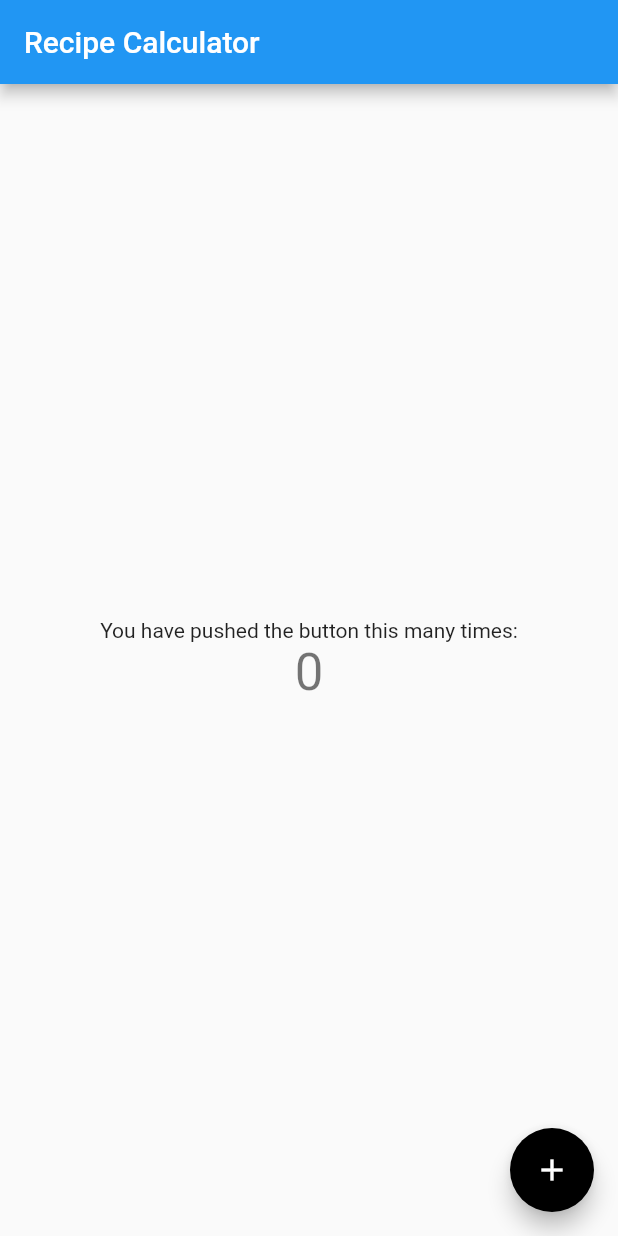
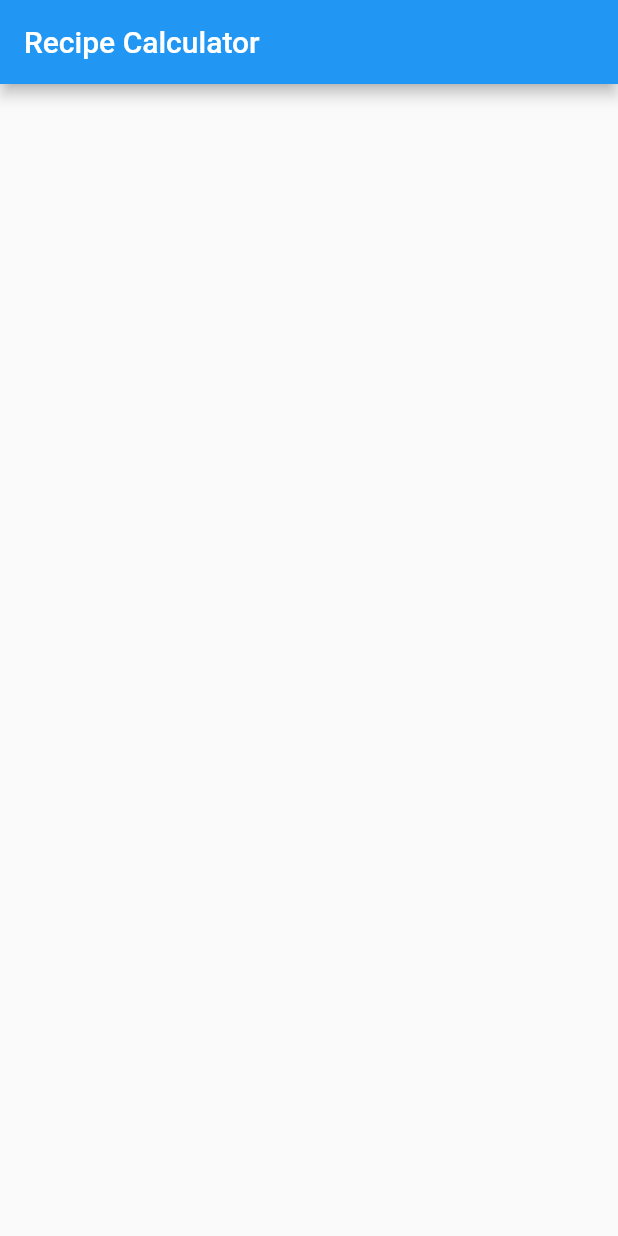
Before and after one commit to kelton-glitch/recipe, a Flutter app: the screen it shows after launch, on a phone screen of 412 x 824 dp. Run offline on Flutter 3.47's test engine with Material 2 defaults, Android fonts, the phone set to English and light mode, and no system bars.

Commit message:
Update main.dart

```diff
--- a/lib/main.dart
+++ b/lib/main.dart
@@ -32,68 +32,20 @@
 }
 
 class _MyHomePageState extends State<MyHomePage> {
-  int _counter = 0;
+@override
+  Widget build(BuildContext context) {
 
-  void _incrementCounter() {
-    setState(() {
-      // This call to setState tells the Flutter framework that something has
-      // changed in this State, which causes it to rerun the build method below
-      // so that the display can reflect the updated values. If we changed
-      // _counter without calling setState(), then the build method would not be
-      // called again, and so nothing would appear to happen.
-      _counter++;
-    });
-  }
-
-  @override
-  Widget build(BuildContext context) {
-    // This method is rerun every time setState is called, for instance as done
-    // by the _incrementCounter method above.
-    //
-    // The Flutter framework has been optimized to make rerunning build methods
-    // fast, so that you can just rebuild anything that needs updating rather
-    // than having to individually change instances of widgets.
     return Scaffold(
       appBar: AppBar(
-        // Here we take the value from the MyHomePage object that was created by
-        // the App.build method, and use it to set our appbar title.
+
         title: Text(widget.title),
       ),
-      body: Center(
-        // Center is a layout widget. It takes a single child and positions it
-        // in the middle of the parent.
-        child: Column(
-          // Column is also a layout widget. It takes a list of children and
-          // arranges them vertically. By default, it sizes itself to fit its
-          // children horizontally, and tries to be as tall as its parent.
-          //
-          // Invoke "debug painting" (press "p" in the console, choose the
-          // "Toggle Debug Paint" action from the Flutter Inspector in Android
-          // Studio, or the "Toggle Debug Paint" command in Visual Studio Code)
-          // to see the wireframe for each widget.
-          //
-          // Column has various properties to control how it sizes itself and
-          // how it positions its children. Here we use mainAxisAlignment to
-          // center the children vertically; the main axis here is the vertical
-          // axis because Columns are vertical (the cross axis would be
-          // horizontal).
-          mainAxisAlignment: MainAxisAlignment.center,
-          children: <Widget>[
-            const Text(
-              'You have pushed the button this many times:',
-            ),
-            Text(
-              '$_counter',
-              style: Theme.of(context).textTheme.headline4,
-            ),
-          ],
+      body: SafeArea(
+
+        child: Column(),
+
         ),
-      ),
-      floatingActionButton: FloatingActionButton(
-        onPressed: _incrementCounter,
-        tooltip: 'Increment',
-        child: const Icon(Icons.add),
-      ), // This trailing comma makes auto-formatting nicer for build methods.
-    );
+
+          );
   }
 }
```
